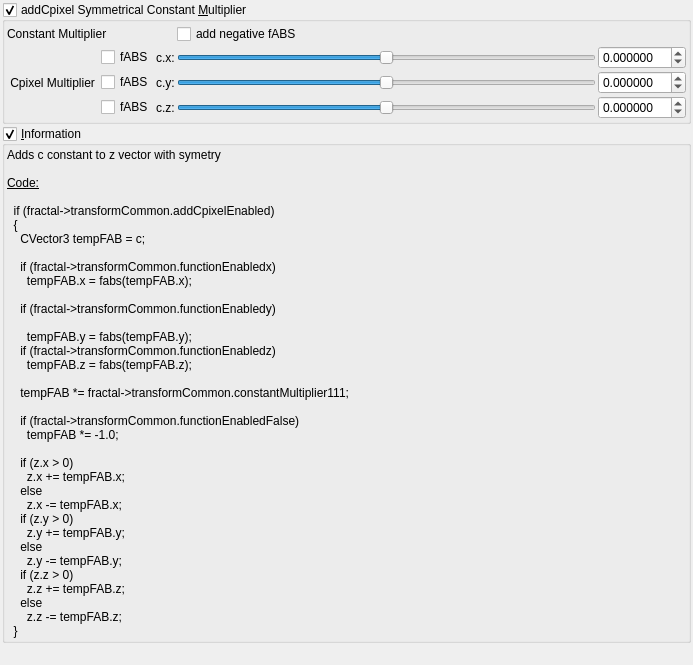
Before: the Qt Designer form mandelbulber2/qt_data/fractal_transf_add_Cpixel_symmetrical.ui in buddhi1980/mandelbulber2, drawn with Qt 5.
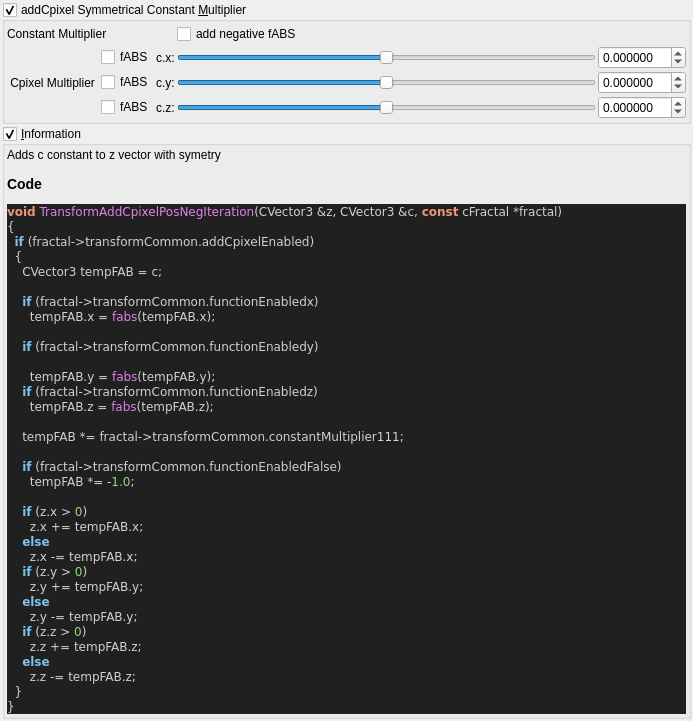
After: the same form once the commit is applied. Custom widgets are drawn as their Qt base class.

Commit message:
added all transforms information boxes
now all formulas can be parsed.

@buddhi do you got a reference for Xenodreambuie formula?

What changed in the file:
```diff
--- a/mandelbulber2/qt_data/fractal_transf_add_Cpixel_symmetrical.ui
+++ b/mandelbulber2/qt_data/fractal_transf_add_Cpixel_symmetrical.ui
@@ -318,45 +318,55 @@
       <item>
        <widget class="QLabel" name="label_4">
         <property name="text">
-         <string>&lt;!DOCTYPE HTML PUBLIC &quot;-//W3C//DTD HTML 4.0//EN&quot; &quot;http://www.w3.org/TR/REC-html40/strict.dtd&quot;&gt;
-&lt;html&gt;&lt;head&gt;&lt;meta name=&quot;qrichtext&quot; content=&quot;1&quot; /&gt;&lt;style type=&quot;text/css&quot;&gt;
-p, li { white-space: pre-wrap; }
-&lt;/style&gt;&lt;/head&gt;&lt;body&gt;
-&lt;p style=&quot; margin-top:0px; margin-bottom:0px; margin-left:0px; margin-right:0px; -qt-block-indent:0; text-indent:0px;&quot;&gt;Adds c constant to z vector with symetry&lt;/p&gt;
-&lt;p style=&quot;-qt-paragraph-type:empty; margin-top:0px; margin-bottom:0px; margin-left:0px; margin-right:0px; -qt-block-indent:0; text-indent:0px;&quot;&gt;&lt;br /&gt;&lt;/p&gt;
-&lt;p style=&quot; margin-top:0px; margin-bottom:0px; margin-left:0px; margin-right:0px; -qt-block-indent:0; text-indent:0px;&quot;&gt;&lt;span style=&quot; text-decoration: underline;&quot;&gt;Code:&lt;/span&gt;&lt;/p&gt;
-&lt;p style=&quot;-qt-paragraph-type:empty; margin-top:0px; margin-bottom:0px; margin-left:0px; margin-right:0px; -qt-block-indent:0; text-indent:0px; text-decoration: underline;&quot;&gt;&lt;br /&gt;&lt;/p&gt;
-&lt;p style=&quot; margin-top:0px; margin-bottom:0px; margin-left:0px; margin-right:0px; -qt-block-indent:0; text-indent:0px;&quot;&gt;  if (fractal-&amp;gt;transformCommon.addCpixelEnabled)&lt;/p&gt;
-&lt;p style=&quot; margin-top:0px; margin-bottom:0px; margin-left:0px; margin-right:0px; -qt-block-indent:0; text-indent:0px;&quot;&gt;  {&lt;/p&gt;
-&lt;p style=&quot; margin-top:0px; margin-bottom:0px; margin-left:0px; margin-right:0px; -qt-block-indent:0; text-indent:0px;&quot;&gt;    CVector3 tempFAB = c;&lt;/p&gt;
-&lt;p style=&quot; margin-top:0px; margin-bottom:0px; margin-left:0px; margin-right:0px; -qt-block-indent:0; text-indent:0px;&quot;&gt;    &lt;/p&gt;
-&lt;p style=&quot; margin-top:0px; margin-bottom:0px; margin-left:0px; margin-right:0px; -qt-block-indent:0; text-indent:0px;&quot;&gt;    if (fractal-&amp;gt;transformCommon.functionEnabledx)&lt;/p&gt;
-&lt;p style=&quot; margin-top:0px; margin-bottom:0px; margin-left:0px; margin-right:0px; -qt-block-indent:0; text-indent:0px;&quot;&gt;      tempFAB.x = fabs(tempFAB.x);&lt;/p&gt;
-&lt;p style=&quot; margin-top:0px; margin-bottom:0px; margin-left:0px; margin-right:0px; -qt-block-indent:0; text-indent:0px;&quot;&gt;    &lt;/p&gt;
-&lt;p style=&quot; margin-top:0px; margin-bottom:0px; margin-left:0px; margin-right:0px; -qt-block-indent:0; text-indent:0px;&quot;&gt;    if (fractal-&amp;gt;transformCommon.functionEnabledy)&lt;/p&gt;
-&lt;p style=&quot;-qt-paragraph-type:empty; margin-top:0px; margin-bottom:0px; margin-left:0px; margin-right:0px; -qt-block-indent:0; text-indent:0px;&quot;&gt;&lt;br /&gt;&lt;/p&gt;
-&lt;p style=&quot; margin-top:0px; margin-bottom:0px; margin-left:0px; margin-right:0px; -qt-block-indent:0; text-indent:0px;&quot;&gt;      tempFAB.y = fabs(tempFAB.y);&lt;/p&gt;
-&lt;p style=&quot; margin-top:0px; margin-bottom:0px; margin-left:0px; margin-right:0px; -qt-block-indent:0; text-indent:0px;&quot;&gt;    if (fractal-&amp;gt;transformCommon.functionEnabledz)&lt;/p&gt;
-&lt;p style=&quot; margin-top:0px; margin-bottom:0px; margin-left:0px; margin-right:0px; -qt-block-indent:0; text-indent:0px;&quot;&gt;      tempFAB.z = fabs(tempFAB.z);&lt;/p&gt;
-&lt;p style=&quot; margin-top:0px; margin-bottom:0px; margin-left:0px; margin-right:0px; -qt-block-indent:0; text-indent:0px;&quot;&gt;    &lt;/p&gt;
-&lt;p style=&quot; margin-top:0px; margin-bottom:0px; margin-left:0px; margin-right:0px; -qt-block-indent:0; text-indent:0px;&quot;&gt;    tempFAB *= fractal-&amp;gt;transformCommon.constantMultiplier111;&lt;/p&gt;
-&lt;p style=&quot; margin-top:0px; margin-bottom:0px; margin-left:0px; margin-right:0px; -qt-block-indent:0; text-indent:0px;&quot;&gt;    &lt;/p&gt;
-&lt;p style=&quot; margin-top:0px; margin-bottom:0px; margin-left:0px; margin-right:0px; -qt-block-indent:0; text-indent:0px;&quot;&gt;    if (fractal-&amp;gt;transformCommon.functionEnabledFalse)&lt;/p&gt;
-&lt;p style=&quot; margin-top:0px; margin-bottom:0px; margin-left:0px; margin-right:0px; -qt-block-indent:0; text-indent:0px;&quot;&gt;      tempFAB *= -1.0;&lt;/p&gt;
-&lt;p style=&quot; margin-top:0px; margin-bottom:0px; margin-left:0px; margin-right:0px; -qt-block-indent:0; text-indent:0px;&quot;&gt; &lt;/p&gt;
-&lt;p style=&quot; margin-top:0px; margin-bottom:0px; margin-left:0px; margin-right:0px; -qt-block-indent:0; text-indent:0px;&quot;&gt;    if (z.x &amp;gt; 0)&lt;/p&gt;
-&lt;p style=&quot; margin-top:0px; margin-bottom:0px; margin-left:0px; margin-right:0px; -qt-block-indent:0; text-indent:0px;&quot;&gt;      z.x += tempFAB.x;&lt;/p&gt;
-&lt;p style=&quot; margin-top:0px; margin-bottom:0px; margin-left:0px; margin-right:0px; -qt-block-indent:0; text-indent:0px;&quot;&gt;    else&lt;/p&gt;
-&lt;p style=&quot; margin-top:0px; margin-bottom:0px; margin-left:0px; margin-right:0px; -qt-block-indent:0; text-indent:0px;&quot;&gt;      z.x -= tempFAB.x;&lt;/p&gt;
-&lt;p style=&quot; margin-top:0px; margin-bottom:0px; margin-left:0px; margin-right:0px; -qt-block-indent:0; text-indent:0px;&quot;&gt;    if (z.y &amp;gt; 0)&lt;/p&gt;
-&lt;p style=&quot; margin-top:0px; margin-bottom:0px; margin-left:0px; margin-right:0px; -qt-block-indent:0; text-indent:0px;&quot;&gt;      z.y += tempFAB.y;&lt;/p&gt;
-&lt;p style=&quot; margin-top:0px; margin-bottom:0px; margin-left:0px; margin-right:0px; -qt-block-indent:0; text-indent:0px;&quot;&gt;    else&lt;/p&gt;
-&lt;p style=&quot; margin-top:0px; margin-bottom:0px; margin-left:0px; margin-right:0px; -qt-block-indent:0; text-indent:0px;&quot;&gt;      z.y -= tempFAB.y;&lt;/p&gt;
-&lt;p style=&quot; margin-top:0px; margin-bottom:0px; margin-left:0px; margin-right:0px; -qt-block-indent:0; text-indent:0px;&quot;&gt;    if (z.z &amp;gt; 0)&lt;/p&gt;
-&lt;p style=&quot; margin-top:0px; margin-bottom:0px; margin-left:0px; margin-right:0px; -qt-block-indent:0; text-indent:0px;&quot;&gt;      z.z += tempFAB.z;&lt;/p&gt;
-&lt;p style=&quot; margin-top:0px; margin-bottom:0px; margin-left:0px; margin-right:0px; -qt-block-indent:0; text-indent:0px;&quot;&gt;    else&lt;/p&gt;
-&lt;p style=&quot; margin-top:0px; margin-bottom:0px; margin-left:0px; margin-right:0px; -qt-block-indent:0; text-indent:0px;&quot;&gt;      z.z -= tempFAB.z;&lt;/p&gt;
-&lt;p style=&quot; margin-top:0px; margin-bottom:0px; margin-left:0px; margin-right:0px; -qt-block-indent:0; text-indent:0px;&quot;&gt;  }&lt;/p&gt;&lt;/body&gt;&lt;/html&gt;</string>
+         <string>&lt;p&gt;Adds c constant to z vector with symetry&lt;/p&gt;&lt;table&gt;
+&lt;/table&gt;
+&lt;h3&gt;Code&lt;/h3&gt;
+&lt;!DOCTYPE HTML PUBLIC &quot;-//W3C//DTD HTML 4.0 Transitional//EN&quot;&gt;
+&lt;html&gt;
+&lt;head&gt;
+&lt;meta http-equiv=&quot;content-type&quot; content=&quot;text/html; charset=ISO-8859-1&quot;&gt;
+&lt;title&gt;Source file&lt;/title&gt;
+&lt;/head&gt;
+&lt;body style=&quot;background-color:#202020&quot;&gt;
+&lt;pre style=&quot;color:#d0d0d0; background-color:#202020;  font-family:'Courier New';&quot;&gt;&lt;span style=&quot;color:#f09479; font-weight:bold&quot;&gt;void&lt;/span&gt; &lt;span style=&quot;color:#e47eed&quot;&gt;TransformAddCpixelPosNegIteration&lt;/span&gt;&lt;span style=&quot;color:#d0d0d0&quot;&gt;(&lt;/span&gt;CVector3 &lt;span style=&quot;color:#d0d0d0&quot;&gt;&amp;amp;&lt;/span&gt;z&lt;span style=&quot;color:#d0d0d0&quot;&gt;,&lt;/span&gt; CVector3 &lt;span style=&quot;color:#d0d0d0&quot;&gt;&amp;amp;&lt;/span&gt;c&lt;span style=&quot;color:#d0d0d0&quot;&gt;,&lt;/span&gt; &lt;span style=&quot;color:#f09479; font-weight:bold&quot;&gt;const&lt;/span&gt; cFractal &lt;span style=&quot;color:#d0d0d0&quot;&gt;*&lt;/span&gt;fractal&lt;span style=&quot;color:#d0d0d0&quot;&gt;)&lt;/span&gt;
+&lt;span style=&quot;color:#d0d0d0&quot;&gt;{&lt;/span&gt;
+  &lt;span style=&quot;color:#7ec0ee; font-weight:bold&quot;&gt;if&lt;/span&gt; &lt;span style=&quot;color:#d0d0d0&quot;&gt;(&lt;/span&gt;fractal&lt;span style=&quot;color:#d0d0d0&quot;&gt;-&amp;gt;&lt;/span&gt;transformCommon&lt;span style=&quot;color:#d0d0d0&quot;&gt;.&lt;/span&gt;addCpixelEnabled&lt;span style=&quot;color:#d0d0d0&quot;&gt;)&lt;/span&gt;
+  &lt;span style=&quot;color:#d0d0d0&quot;&gt;{&lt;/span&gt;
+    CVector3 tempFAB &lt;span style=&quot;color:#d0d0d0&quot;&gt;=&lt;/span&gt; c&lt;span style=&quot;color:#d0d0d0&quot;&gt;;&lt;/span&gt;
+
+    &lt;span style=&quot;color:#7ec0ee; font-weight:bold&quot;&gt;if&lt;/span&gt; &lt;span style=&quot;color:#d0d0d0&quot;&gt;(&lt;/span&gt;fractal&lt;span style=&quot;color:#d0d0d0&quot;&gt;-&amp;gt;&lt;/span&gt;transformCommon&lt;span style=&quot;color:#d0d0d0&quot;&gt;.&lt;/span&gt;functionEnabledx&lt;span style=&quot;color:#d0d0d0&quot;&gt;)&lt;/span&gt;
+      tempFAB&lt;span style=&quot;color:#d0d0d0&quot;&gt;.&lt;/span&gt;x &lt;span style=&quot;color:#d0d0d0&quot;&gt;=&lt;/span&gt; &lt;span style=&quot;color:#e47eed&quot;&gt;fabs&lt;/span&gt;&lt;span style=&quot;color:#d0d0d0&quot;&gt;(&lt;/span&gt;tempFAB&lt;span style=&quot;color:#d0d0d0&quot;&gt;.&lt;/span&gt;x&lt;span style=&quot;color:#d0d0d0&quot;&gt;);&lt;/span&gt;
+
+    &lt;span style=&quot;color:#7ec0ee; font-weight:bold&quot;&gt;if&lt;/span&gt; &lt;span style=&quot;color:#d0d0d0&quot;&gt;(&lt;/span&gt;fractal&lt;span style=&quot;color:#d0d0d0&quot;&gt;-&amp;gt;&lt;/span&gt;transformCommon&lt;span style=&quot;color:#d0d0d0&quot;&gt;.&lt;/span&gt;functionEnabledy&lt;span style=&quot;color:#d0d0d0&quot;&gt;)&lt;/span&gt;
+
+      tempFAB&lt;span style=&quot;color:#d0d0d0&quot;&gt;.&lt;/span&gt;y &lt;span style=&quot;color:#d0d0d0&quot;&gt;=&lt;/span&gt; &lt;span style=&quot;color:#e47eed&quot;&gt;fabs&lt;/span&gt;&lt;span style=&quot;color:#d0d0d0&quot;&gt;(&lt;/span&gt;tempFAB&lt;span style=&quot;color:#d0d0d0&quot;&gt;.&lt;/span&gt;y&lt;span style=&quot;color:#d0d0d0&quot;&gt;);&lt;/span&gt;
+    &lt;span style=&quot;color:#7ec0ee; font-weight:bold&quot;&gt;if&lt;/span&gt; &lt;span style=&quot;color:#d0d0d0&quot;&gt;(&lt;/span&gt;fractal&lt;span style=&quot;color:#d0d0d0&quot;&gt;-&amp;gt;&lt;/span&gt;transformCommon&lt;span style=&quot;color:#d0d0d0&quot;&gt;.&lt;/span&gt;functionEnabledz&lt;span style=&quot;color:#d0d0d0&quot;&gt;)&lt;/span&gt;
+      tempFAB&lt;span style=&quot;color:#d0d0d0&quot;&gt;.&lt;/span&gt;z &lt;span style=&quot;color:#d0d0d0&quot;&gt;=&lt;/span&gt; &lt;span style=&quot;color:#e47eed&quot;&gt;fabs&lt;/span&gt;&lt;span style=&quot;color:#d0d0d0&quot;&gt;(&lt;/span&gt;tempFAB&lt;span style=&quot;color:#d0d0d0&quot;&gt;.&lt;/span&gt;z&lt;span style=&quot;color:#d0d0d0&quot;&gt;);&lt;/span&gt;
+
+    tempFAB &lt;span style=&quot;color:#d0d0d0&quot;&gt;*=&lt;/span&gt; fractal&lt;span style=&quot;color:#d0d0d0&quot;&gt;-&amp;gt;&lt;/span&gt;transformCommon&lt;span style=&quot;color:#d0d0d0&quot;&gt;.&lt;/span&gt;constantMultiplier111&lt;span style=&quot;color:#d0d0d0&quot;&gt;;&lt;/span&gt;
+
+    &lt;span style=&quot;color:#7ec0ee; font-weight:bold&quot;&gt;if&lt;/span&gt; &lt;span style=&quot;color:#d0d0d0&quot;&gt;(&lt;/span&gt;fractal&lt;span style=&quot;color:#d0d0d0&quot;&gt;-&amp;gt;&lt;/span&gt;transformCommon&lt;span style=&quot;color:#d0d0d0&quot;&gt;.&lt;/span&gt;functionEnabledFalse&lt;span style=&quot;color:#d0d0d0&quot;&gt;)&lt;/span&gt;
+      tempFAB &lt;span style=&quot;color:#d0d0d0&quot;&gt;*= -&lt;/span&gt;&lt;span style=&quot;color:#87df71&quot;&gt;1.0&lt;/span&gt;&lt;span style=&quot;color:#d0d0d0&quot;&gt;;&lt;/span&gt;
+
+    &lt;span style=&quot;color:#7ec0ee; font-weight:bold&quot;&gt;if&lt;/span&gt; &lt;span style=&quot;color:#d0d0d0&quot;&gt;(&lt;/span&gt;z&lt;span style=&quot;color:#d0d0d0&quot;&gt;.&lt;/span&gt;x &lt;span style=&quot;color:#d0d0d0&quot;&gt;&amp;gt;&lt;/span&gt; &lt;span style=&quot;color:#87df71&quot;&gt;0&lt;/span&gt;&lt;span style=&quot;color:#d0d0d0&quot;&gt;)&lt;/span&gt;
+      z&lt;span style=&quot;color:#d0d0d0&quot;&gt;.&lt;/span&gt;x &lt;span style=&quot;color:#d0d0d0&quot;&gt;+=&lt;/span&gt; tempFAB&lt;span style=&quot;color:#d0d0d0&quot;&gt;.&lt;/span&gt;x&lt;span style=&quot;color:#d0d0d0&quot;&gt;;&lt;/span&gt;
+    &lt;span style=&quot;color:#7ec0ee; font-weight:bold&quot;&gt;else&lt;/span&gt;
+      z&lt;span style=&quot;color:#d0d0d0&quot;&gt;.&lt;/span&gt;x &lt;span style=&quot;color:#d0d0d0&quot;&gt;-=&lt;/span&gt; tempFAB&lt;span style=&quot;color:#d0d0d0&quot;&gt;.&lt;/span&gt;x&lt;span style=&quot;color:#d0d0d0&quot;&gt;;&lt;/span&gt;
+    &lt;span style=&quot;color:#7ec0ee; font-weight:bold&quot;&gt;if&lt;/span&gt; &lt;span style=&quot;color:#d0d0d0&quot;&gt;(&lt;/span&gt;z&lt;span style=&quot;color:#d0d0d0&quot;&gt;.&lt;/span&gt;y &lt;span style=&quot;color:#d0d0d0&quot;&gt;&amp;gt;&lt;/span&gt; &lt;span style=&quot;color:#87df71&quot;&gt;0&lt;/span&gt;&lt;span style=&quot;color:#d0d0d0&quot;&gt;)&lt;/span&gt;
+      z&lt;span style=&quot;color:#d0d0d0&quot;&gt;.&lt;/span&gt;y &lt;span style=&quot;color:#d0d0d0&quot;&gt;+=&lt;/span&gt; tempFAB&lt;span style=&quot;color:#d0d0d0&quot;&gt;.&lt;/span&gt;y&lt;span style=&quot;color:#d0d0d0&quot;&gt;;&lt;/span&gt;
+    &lt;span style=&quot;color:#7ec0ee; font-weight:bold&quot;&gt;else&lt;/span&gt;
+      z&lt;span style=&quot;color:#d0d0d0&quot;&gt;.&lt;/span&gt;y &lt;span style=&quot;color:#d0d0d0&quot;&gt;-=&lt;/span&gt; tempFAB&lt;span style=&quot;color:#d0d0d0&quot;&gt;.&lt;/span&gt;y&lt;span style=&quot;color:#d0d0d0&quot;&gt;;&lt;/span&gt;
+    &lt;span style=&quot;color:#7ec0ee; font-weight:bold&quot;&gt;if&lt;/span&gt; &lt;span style=&quot;color:#d0d0d0&quot;&gt;(&lt;/span&gt;z&lt;span style=&quot;color:#d0d0d0&quot;&gt;.&lt;/span&gt;z &lt;span style=&quot;color:#d0d0d0&quot;&gt;&amp;gt;&lt;/span&gt; &lt;span style=&quot;color:#87df71&quot;&gt;0&lt;/span&gt;&lt;span style=&quot;color:#d0d0d0&quot;&gt;)&lt;/span&gt;
+      z&lt;span style=&quot;color:#d0d0d0&quot;&gt;.&lt;/span&gt;z &lt;span style=&quot;color:#d0d0d0&quot;&gt;+=&lt;/span&gt; tempFAB&lt;span style=&quot;color:#d0d0d0&quot;&gt;.&lt;/span&gt;z&lt;span style=&quot;color:#d0d0d0&quot;&gt;;&lt;/span&gt;
+    &lt;span style=&quot;color:#7ec0ee; font-weight:bold&quot;&gt;else&lt;/span&gt;
+      z&lt;span style=&quot;color:#d0d0d0&quot;&gt;.&lt;/span&gt;z &lt;span style=&quot;color:#d0d0d0&quot;&gt;-=&lt;/span&gt; tempFAB&lt;span style=&quot;color:#d0d0d0&quot;&gt;.&lt;/span&gt;z&lt;span style=&quot;color:#d0d0d0&quot;&gt;;&lt;/span&gt;
+  &lt;span style=&quot;color:#d0d0d0&quot;&gt;}&lt;/span&gt;
+&lt;span style=&quot;color:#d0d0d0&quot;&gt;}&lt;/span&gt;
+&lt;/pre&gt;
+&lt;/body&gt;
+&lt;/html&gt;
+&lt;!--HTML generated by highlight 3.9, http://www.andre-simon.de/--&gt;
+</string>
         </property>
         <property name="wordWrap">
          <bool>true</bool>
```
Left out of the diff: 2 changed lines with no effect on the pictures. The commit also changes 75 other files.
